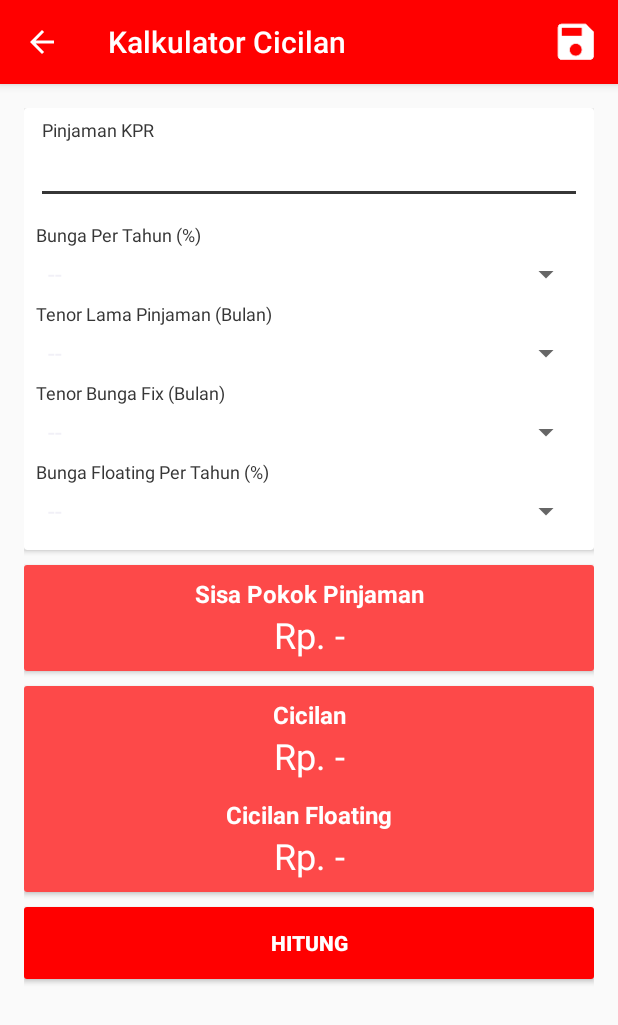
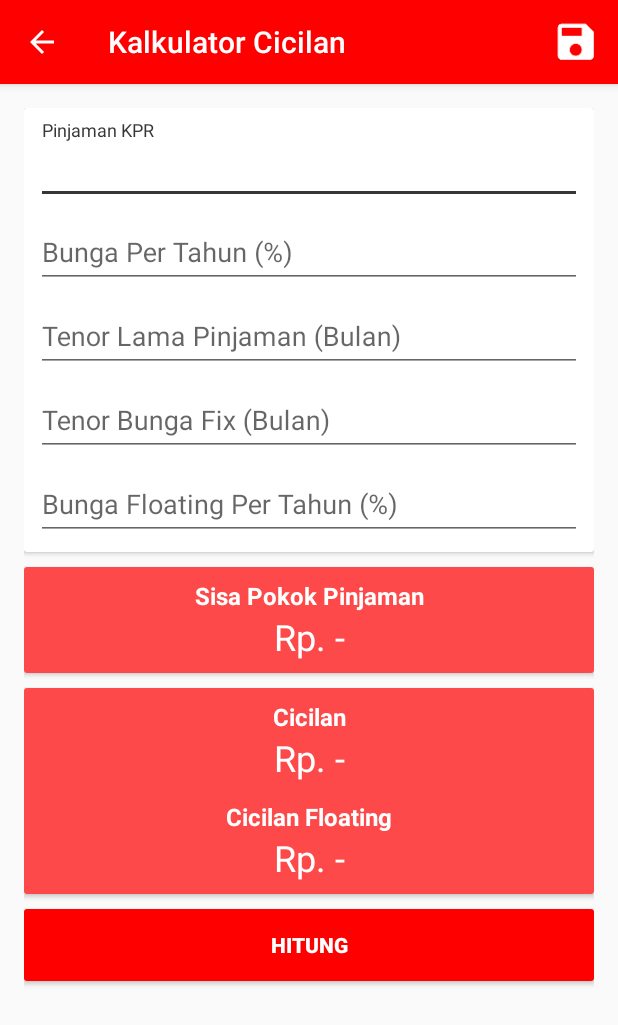
Before and after one commit to NikkoES/properti-app, an Android app: the CicilanActivity screen opened directly, with no data from a screen before it, on a phone screen of 412 x 824 dp. Shown: the top 1025 px of the screen. Run offline under Robolectric (Android 15) with nearby library versions, the phone set to English and light mode, and no system bars; our stand-ins replace AdMob, ButterKnife.

Commit message:
ubah fitur

```diff
--- a/app/src/main/java/com/analisaproperti/analisaproperti/activity/cicilan/CicilanActivity.java
+++ b/app/src/main/java/com/analisaproperti/analisaproperti/activity/cicilan/CicilanActivity.java
@@ -1,7 +1,9 @@
 package com.analisaproperti.analisaproperti.activity.cicilan;
 
 import android.app.Activity;
+import android.app.AlertDialog;
 import android.app.ProgressDialog;
+import android.content.DialogInterface;
 import android.content.Intent;
 import android.content.SharedPreferences;
 import android.content.res.Configuration;
@@ -10,11 +12,8 @@ import android.support.v7.app.AppCompatActivity;
 import android.text.TextUtils;
 import android.view.Menu;
 import android.view.MenuItem;
-import android.view.View;
-import android.widget.AdapterView;
 import android.widget.ArrayAdapter;
 import android.widget.EditText;
-import android.widget.Spinner;
 import android.widget.TextView;
 import android.widget.Toast;
 
@@ -55,14 +54,15 @@ public class CicilanActivity extends AppCompatActivity {
 
     @BindView(R.id.et_pinjaman_kpr)
     EditText etPinjamanKpr;
-    @BindView(R.id.spin_bunga_per_tahun)
-    Spinner spinBungaPerTahun;
-    @BindView(R.id.spin_tenor_peminjaman)
-    Spinner spinTenorPeminjaman;
-    @BindView(R.id.spin_tenor_bunga_fix)
-    Spinner spinTenorBungaFix;
-    @BindView(R.id.spin_bunga_floating_per_tahun)
-    Spinner spinBungaFloatingPerTahun;
+    @BindView(R.id.et_bunga_per_tahun)
+    EditText etBungaPerTahun;
+    @BindView(R.id.et_lama_pinjaman)
+    EditText etTenorLamaPinjaman;
+    @BindView(R.id.et_tenor_bunga_fix)
+    EditText etTenorBungaFix;
+    @BindView(R.id.et_bunga_floating)
+    EditText etBungaFloating;
+
     @BindView(R.id.txt_sisa_pokok_pinjaman)
     TextView txtSisaPokokPinjaman;
     @BindView(R.id.txt_cicilan)
@@ -154,6 +154,10 @@ public class CicilanActivity extends AppCompatActivity {
             cicilanFloating = Integer.parseInt(dataCicilan.getCicilanSetelahFloating());
 
             etPinjamanKpr.setText(""+loPinjamanKpr);
+            etBungaPerTahun.setText(""+bungaPerTahun);
+            etTenorLamaPinjaman.setText(""+tenorLamaPinjaman);
+            etTenorBungaFix.setText(""+tenorBungaFix);
+            etBungaFloating.setText(""+bungaFloatingPerTahun);
             txtSisaPokokPinjaman.setText(concat(currencyFormatterLong(loSisaPokokPinjaman)));
             txtCicilan.setText(concat(currencyFormatter(cicilan)));
             txtCicilanFloating.setText(concat(currencyFormatter(cicilanFloating)));
@@ -162,118 +166,118 @@ public class CicilanActivity extends AppCompatActivity {
             idCicilan = getIntent().getStringExtra("id_cicilan");
             keterangan = getIntent().getStringExtra("keterangan");
         }
-
-        setSpinner();
     }
 
-    public void setSpinner(){
-        listBungaPerTahun.add("--");
+    @OnClick(R.id.et_bunga_per_tahun)
+    public void setBungaPerTahun(){
+        AlertDialog.Builder builderBungaPerTahun = new AlertDialog.Builder(this);
+        builderBungaPerTahun.setTitle(getString(R.string.pilih_salah_satu));
+
+        final ArrayAdapter<String> arrayBungaPerTahun = new ArrayAdapter<String>(this, android.R.layout.select_dialog_singlechoice);
         for(i=1; i<=20; i++){
-            listBungaPerTahun.add(""+i);
+            arrayBungaPerTahun.add(""+i);
         }
-        ArrayAdapter<String> dataBungaPerTahun = new ArrayAdapter<>(getApplicationContext(),
-                android.R.layout.simple_spinner_item, listBungaPerTahun);
-        dataBungaPerTahun.setDropDownViewResource(android.R.layout.simple_spinner_dropdown_item);
-        spinBungaPerTahun.setAdapter(dataBungaPerTahun);
-        dataBungaPerTahun.notifyDataSetChanged();
 
-        spinBungaPerTahun.setOnItemSelectedListener(new AdapterView.OnItemSelectedListener() {
+        builderBungaPerTahun.setNegativeButton("cancel", new DialogInterface.OnClickListener() {
             @Override
-            public void onItemSelected(AdapterView<?> adapterView, View view, int i, long l) {
-                if(i>0){
-                    bungaPerTahun = Integer.parseInt(adapterView.getItemAtPosition(i).toString());
-                }
-                else if(i==0){
-                    bungaPerTahun = 0;
-                }
-            }
-
-            @Override
-            public void onNothingSelected(AdapterView<?> adapterView) {
-
+            public void onClick(DialogInterface dialog, int which) {
+                dialog.dismiss();
             }
         });
 
-        listTenorPinjaman.add("--");
+        builderBungaPerTahun.setAdapter(arrayBungaPerTahun, new DialogInterface.OnClickListener() {
+            @Override
+            public void onClick(DialogInterface dialog, int which) {
+                String strName = arrayBungaPerTahun.getItem(which);
+                etBungaPerTahun.setText(strName);
+                bungaPerTahun = Integer.parseInt(strName);
+            }
+        });
+        builderBungaPerTahun.show();
+    }
+
+    @OnClick(R.id.et_lama_pinjaman)
+    public void setLamaPinjaman(){
+        AlertDialog.Builder buiderTenorPinjaman = new AlertDialog.Builder(this);
+        buiderTenorPinjaman.setTitle(getString(R.string.pilih_salah_satu));
+
+        final ArrayAdapter<String> arrayTenorPinjaman = new ArrayAdapter<String>(this, android.R.layout.select_dialog_singlechoice);
         for(i=12; i<=240; i+=12){
-            listTenorPinjaman.add(""+i);
+            arrayTenorPinjaman.add(""+i);
         }
-        ArrayAdapter<String> dataTenorPinjaman = new ArrayAdapter<>(getApplicationContext(),
-                android.R.layout.simple_spinner_item, listTenorPinjaman);
-        dataTenorPinjaman.setDropDownViewResource(android.R.layout.simple_spinner_dropdown_item);
-        spinTenorPeminjaman.setAdapter(dataTenorPinjaman);
-        dataTenorPinjaman.notifyDataSetChanged();
 
-        spinTenorPeminjaman.setOnItemSelectedListener(new AdapterView.OnItemSelectedListener() {
+        buiderTenorPinjaman.setNegativeButton("cancel", new DialogInterface.OnClickListener() {
             @Override
-            public void onItemSelected(AdapterView<?> adapterView, View view, int i, long l) {
-                if(i>0){
-                    tenorLamaPinjaman = Integer.parseInt(adapterView.getItemAtPosition(i).toString());
-                }
-                else if(i==0){
-                    tenorLamaPinjaman = 0;
-                }
-            }
-
-            @Override
-            public void onNothingSelected(AdapterView<?> adapterView) {
-
+            public void onClick(DialogInterface dialog, int which) {
+                dialog.dismiss();
             }
         });
 
-        listTenorBungaFix.add("--");
+        buiderTenorPinjaman.setAdapter(arrayTenorPinjaman, new DialogInterface.OnClickListener() {
+            @Override
+            public void onClick(DialogInterface dialog, int which) {
+                String strName = arrayTenorPinjaman.getItem(which);
+                etTenorLamaPinjaman.setText(strName);
+                tenorLamaPinjaman = Integer.parseInt(strName);
+            }
+        });
+        buiderTenorPinjaman.show();
+    }
+
+    @OnClick(R.id.et_tenor_bunga_fix)
+    public void setTenorBungaFix(){
+        AlertDialog.Builder builderBungaFix = new AlertDialog.Builder(this);
+        builderBungaFix.setTitle(getString(R.string.pilih_salah_satu));
+
+        final ArrayAdapter<String> arrayBungaFix = new ArrayAdapter<String>(this, android.R.layout.select_dialog_singlechoice);
         for(i=36; i<=48; i++){
-            listTenorBungaFix.add(""+i);
+            arrayBungaFix.add(""+i);
         }
-        ArrayAdapter<String> dataTenorBungaFix = new ArrayAdapter<>(getApplicationContext(),
-                android.R.layout.simple_spinner_item, listTenorBungaFix);
-        dataTenorBungaFix.setDropDownViewResource(android.R.layout.simple_spinner_dropdown_item);
-        spinTenorBungaFix.setAdapter(dataTenorBungaFix);
-        dataTenorBungaFix.notifyDataSetChanged();
 
-        spinTenorBungaFix.setOnItemSelectedListener(new AdapterView.OnItemSelectedListener() {
+        builderBungaFix.setNegativeButton("cancel", new DialogInterface.OnClickListener() {
             @Override
-            public void onItemSelected(AdapterView<?> adapterView, View view, int i, long l) {
-                if(i>0){
-                    tenorBungaFix = Integer.parseInt(adapterView.getItemAtPosition(i).toString());
-                }
-                else if(i==0){
-                    tenorBungaFix = 0;
-                }
-            }
-
-            @Override
-            public void onNothingSelected(AdapterView<?> adapterView) {
-
+            public void onClick(DialogInterface dialog, int which) {
+                dialog.dismiss();
             }
         });
 
-        listBungaFloating.add("--");
-        for(i=1; i<=5; i++){
-            listBungaFloating.add(""+i);
-        }
-        ArrayAdapter<String> dataBungaFloating = new ArrayAdapter<>(getApplicationContext(),
-                android.R.layout.simple_spinner_item, listBungaFloating);
-        dataBungaFloating.setDropDownViewResource(android.R.layout.simple_spinner_dropdown_item);
-        spinBungaFloatingPerTahun.setAdapter(dataBungaFloating);
-        dataBungaFloating.notifyDataSetChanged();
-
-        spinBungaFloatingPerTahun.setOnItemSelectedListener(new AdapterView.OnItemSelectedListener() {
+        builderBungaFix.setAdapter(arrayBungaFix, new DialogInterface.OnClickListener() {
             @Override
-            public void onItemSelected(AdapterView<?> adapterView, View view, int i, long l) {
-                if(i>0){
-                    bungaFloatingPerTahun = Integer.parseInt(adapterView.getItemAtPosition(i).toString());
-                }
-                else if(i==0){
-                    bungaFloatingPerTahun = 0;
-                }
-            }
-
-            @Override
-            public void onNothingSelected(AdapterView<?> adapterView) {
-
+            public void onClick(DialogInterface dialog, int which) {
+                String strName = arrayBungaFix.getItem(which);
+                etTenorBungaFix.setText(strName);
+                tenorBungaFix = Integer.parseInt(strName);
             }
         });
+        builderBungaFix.show();
+    }
+
+    @OnClick(R.id.et_bunga_floating)
+    public void setBungaFloating(){
+        AlertDialog.Builder builderBungaFloating = new AlertDialog.Builder(this);
+        builderBungaFloating.setTitle(getString(R.string.pilih_salah_satu));
+
+        final ArrayAdapter<String> arrayBungaFloating = new ArrayAdapter<String>(this, android.R.layout.select_dialog_singlechoice);
+        for(i=1; i<=5; i++){
+            arrayBungaFloating.add(""+i);
+        }
+
+        builderBungaFloating.setNegativeButton("cancel", new DialogInterface.OnClickListener() {
+            @Override
+            public void onClick(DialogInterface dialog, int which) {
+                dialog.dismiss();
+            }
+        });
+
+        builderBungaFloating.setAdapter(arrayBungaFloating, new DialogInterface.OnClickListener() {
+            @Override
+            public void onClick(DialogInterface dialog, int which) {
+                String strName = arrayBungaFloating.getItem(which);
+                etBungaFloating.setText(strName);
+                bungaFloatingPerTahun = Integer.parseInt(strName);
+            }
+        });
+        builderBungaFloating.show();
     }
 
     @OnClick(R.id.btn_hitung)
--- a/app/src/main/res/layout/activity_cicilan.xml
+++ b/app/src/main/res/layout/activity_cicilan.xml
@@ -40,62 +40,61 @@
 
                     </android.support.design.widget.TextInputLayout>
 
-                    <TextView
+                    <android.support.design.widget.TextInputLayout
+                        android:layout_width="match_parent"
+                        android:layout_height="wrap_content">
+
+                        <EditText
+                            android:id="@+id/et_bunga_per_tahun"
                             android:layout_width="match_parent"
                             android:layout_height="wrap_content"
-                        android:layout_marginTop="12dp"
-                        android:text="@string/bunga_per_tahun"
-                        android:textColor="@color/colorAccent"
-                        android:textSize="12sp"
-                        />
+                            android:inputType="number"
+                            android:hint="@string/bunga_per_tahun"
+                            android:focusable="false"/>
 
-                    <Spinner
-                        android:id="@+id/spin_bunga_per_tahun"
+                    </android.support.design.widget.TextInputLayout>
+
+                    <android.support.design.widget.TextInputLayout
                         android:layout_width="match_parent"
-                        android:layout_height="36dp"
-                        android:gravity="center"/>
+                        android:layout_height="wrap_content">
 
-                    <TextView
+                        <EditText
+                            android:id="@+id/et_lama_pinjaman"
                             android:layout_width="match_parent"
                             android:layout_height="wrap_content"
-                        android:text="@string/tenor_lama_pinjaman"
-                        android:textColor="@color/colorAccent"
-                        android:textSize="12sp"
-                        />
+                            android:inputType="number"
+                            android:hint="@string/tenor_lama_pinjaman"
+                            android:focusable="false"/>
 
-                    <Spinner
-                        android:id="@+id/spin_tenor_peminjaman"
+                    </android.support.design.widget.TextInputLayout>
+
+                    <android.support.design.widget.TextInputLayout
                         android:layout_width="match_parent"
-                        android:layout_height="36dp"
-                        android:gravity="center"/>
+                        android:layout_height="wrap_content">
 
-                    <TextView
+                        <EditText
+                            android:id="@+id/et_tenor_bunga_fix"
                             android:layout_width="match_parent"
                             android:layout_height="wrap_content"
-                        android:text="@string/tenor_bunga_fix"
-                        android:textColor="@color/colorAccent"
-                        android:textSize="12sp"
-                        />
+                            android:inputType="number"
+                            android:hint="@string/tenor_bunga_fix"
+                            android:focusable="false"/>
 
-                    <Spinner
-                        android:id="@+id/spin_tenor_bunga_fix"
+                    </android.support.design.widget.TextInputLayout>
+
+                    <android.support.design.widget.TextInputLayout
                         android:layout_width="match_parent"
-                        android:layout_height="36dp"
-                        android:gravity="center"/>
+                        android:layout_height="wrap_content">
 
-                    <TextView
+                        <EditText
+                            android:id="@+id/et_bunga_floating"
                             android:layout_width="match_parent"
                             android:layout_height="wrap_content"
-                        android:text="@string/bunga_floating"
-                        android:textColor="@color/colorAccent"
-                        android:textSize="12sp"
-                        />
+                            android:inputType="number"
+                            android:hint="@string/bunga_floating"
+                            android:focusable="false"/>
 
-                    <Spinner
-                        android:id="@+id/spin_bunga_floating_per_tahun"
-                        android:layout_width="match_parent"
-                        android:layout_height="36dp"
-                        android:gravity="center"/>
+                    </android.support.design.widget.TextInputLayout>
 
                 </LinearLayout>
 
--- a/app/src/main/res/values/strings.xml
+++ b/app/src/main/res/values/strings.xml
@@ -39,6 +39,9 @@
     <string name="revisi">Revisi</string>
     <string name="hapus">Hapus</string>
     <string name="ubah">Ubah</string>
+
+    <string name="pilih_salah_satu">Pilih salah satu :</string>
+    <string name="tekan_tombol">Tekan tombol tambah di bawah ini untuk mulai menghitung</string>
 
     <!--dialog-->
     <string name="berhasil_disimpan">Data berhasil disimpan</string>
```
Also changed, not shown: app/src/main/java/com/analisaproperti/analisaproperti/fragment/CashFlowFragment.java (+11 -0 lines), app/src/main/java/com/analisaproperti/analisaproperti/fragment/CicilanFragment.java (+11 -0 lines), app/src/main/java/com/analisaproperti/analisaproperti/fragment/NilaiPasarFragment.java (+11 -0 lines), app/src/main/res/layout/fragment_cash_flow.xml (+11 -0 lines), app/src/main/res/layout/fragment_cicilan.xml (+11 -0 lines), app/src/main/res/layout/fragment_home.xml (+90 -18 lines), app/src/main/res/layout/fragment_nilai_pasar.xml (+11 -0 lines), 2 other files. Lines whose indentation alone changed are shown as unchanged.
